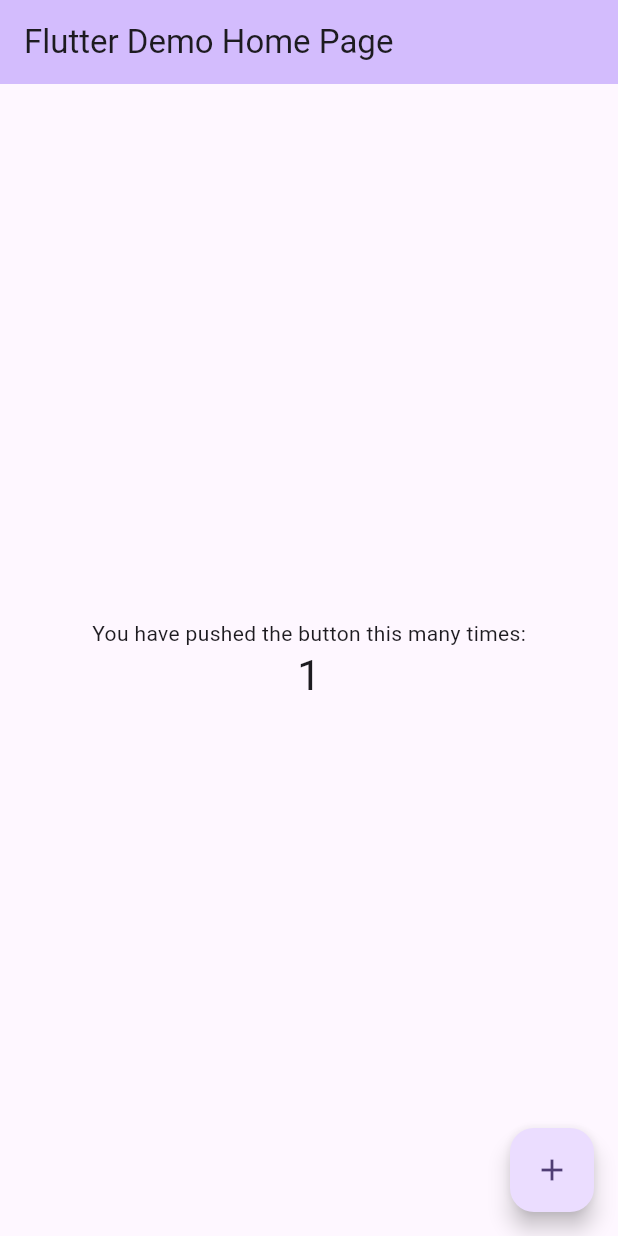
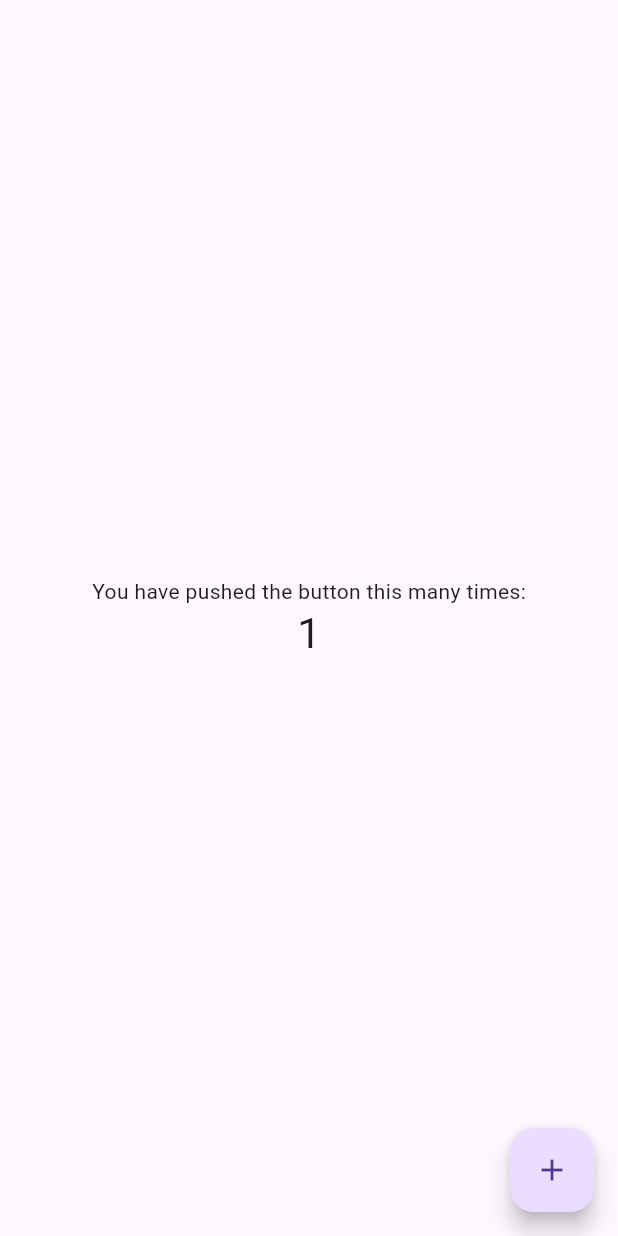
Before and after one commit to albinpk/obs_state_mixin, a Flutter app: the screen it shows after launch, after a tap on the "add" icon, on a phone screen of 412 x 824 dp. Run offline on Flutter 3.47's test engine with Material 3 defaults, Android fonts, the phone set to English and light mode, and no system bars.

Commit message:
docs: update example app

```diff
--- a/packages/obs_state_mixin/example/lib/main.dart
+++ b/packages/obs_state_mixin/example/lib/main.dart
@@ -1,4 +1,5 @@
 import 'package:flutter/material.dart';
+import 'package:obs_state_mixin/obs_state_mixin.dart';
 
 void main() {
   runApp(const MyApp());
@@ -7,102 +8,34 @@ void main() {
 class MyApp extends StatelessWidget {
   const MyApp({super.key});
 
-  // This widget is the root of your application.
   @override
   Widget build(BuildContext context) {
-    return MaterialApp(
-      title: 'Flutter Demo',
-      theme: ThemeData(
-        // This is the theme of your application.
-        //
-        // TRY THIS: Try running your application with "flutter run". You'll see
-        // the application has a purple toolbar. Then, without quitting the app,
-        // try changing the seedColor in the colorScheme below to Colors.green
-        // and then invoke "hot reload" (save your changes or press the "hot
-        // reload" button in a Flutter-supported IDE, or press "r" if you used
-        // the command line to start the app).
-        //
-        // Notice that the counter didn't reset back to zero; the application
-        // state is not lost during the reload. To reset the state, use hot
-        // restart instead.
-        //
-        // This works for code too, not just values: Most code changes can be
-        // tested with just a hot reload.
-        colorScheme: ColorScheme.fromSeed(seedColor: Colors.deepPurple),
-        useMaterial3: true,
-      ),
-      home: const MyHomePage(title: 'Flutter Demo Home Page'),
+    return const MaterialApp(
+      title: 'Flutter Obs State Demo',
+      home: Home(),
     );
   }
 }
 
-class MyHomePage extends StatefulWidget {
-  const MyHomePage({super.key, required this.title});
-
-  // This widget is the home page of your application. It is stateful, meaning
-  // that it has a State object (defined below) that contains fields that affect
-  // how it looks.
-
-  // This class is the configuration for the state. It holds the values (in this
-  // case the title) provided by the parent (in this case the App widget) and
-  // used by the build method of the State. Fields in a Widget subclass are
-  // always marked "final".
-
-  final String title;
+class Home extends StatefulWidget {
+  const Home({super.key});
 
   @override
-  State<MyHomePage> createState() => _MyHomePageState();
+  State<Home> createState() => _HomeState();
 }
 
-class _MyHomePageState extends State<MyHomePage> {
-  int _counter = 0;
+class _HomeState extends State<Home> with ObsStateMixin {
+  /// Creates a new observable called _counter.
+  late final _counter = obs(0);
 
-  void _incrementCounter() {
-    setState(() {
-      // This call to setState tells the Flutter framework that something has
-      // changed in this State, which causes it to rerun the build method below
-      // so that the display can reflect the updated values. If we changed
-      // _counter without calling setState(), then the build method would not be
-      // called again, and so nothing would appear to happen.
-      _counter++;
-    });
-  }
+  /// Increments the value of _counter. No need to call setState().
+  void _incrementCounter() => _counter.value++;
 
   @override
   Widget build(BuildContext context) {
-    // This method is rerun every time setState is called, for instance as done
-    // by the _incrementCounter method above.
-    //
-    // The Flutter framework has been optimized to make rerunning build methods
-    // fast, so that you can just rebuild anything that needs updating rather
-    // than having to individually change instances of widgets.
     return Scaffold(
-      appBar: AppBar(
-        // TRY THIS: Try changing the color here to a specific color (to
-        // Colors.amber, perhaps?) and trigger a hot reload to see the AppBar
-        // change color while the other colors stay the same.
-        backgroundColor: Theme.of(context).colorScheme.inversePrimary,
-        // Here we take the value from the MyHomePage object that was created by
-        // the App.build method, and use it to set our appbar title.
-        title: Text(widget.title),
-      ),
       body: Center(
-        // Center is a layout widget. It takes a single child and positions it
-        // in the middle of the parent.
         child: Column(
-          // Column is also a layout widget. It takes a list of children and
-          // arranges them vertically. By default, it sizes itself to fit its
-          // children horizontally, and tries to be as tall as its parent.
-          //
-          // Column has various properties to control how it sizes itself and
-          // how it positions its children. Here we use mainAxisAlignment to
-          // center the children vertically; the main axis here is the vertical
-          // axis because Columns are vertical (the cross axis would be
-          // horizontal).
-          //
-          // TRY THIS: Invoke "debug painting" (choose the "Toggle Debug Paint"
-          // action in the IDE, or press "p" in the console), to see the
-          // wireframe for each widget.
           mainAxisAlignment: MainAxisAlignment.center,
           children: <Widget>[
             const Text(
@@ -119,7 +52,7 @@ class _MyHomePageState extends State<MyHomePage> {
         onPressed: _incrementCounter,
         tooltip: 'Increment',
         child: const Icon(Icons.add),
-      ), // This trailing comma makes auto-formatting nicer for build methods.
+      ),
     );
   }
 }
```
Also changed, not shown: packages/obs_state_mixin/example/analysis_options.yaml (+0 -24 lines), packages/obs_state_mixin/example/pubspec.yaml (+4 -70 lines), 1 other file.
